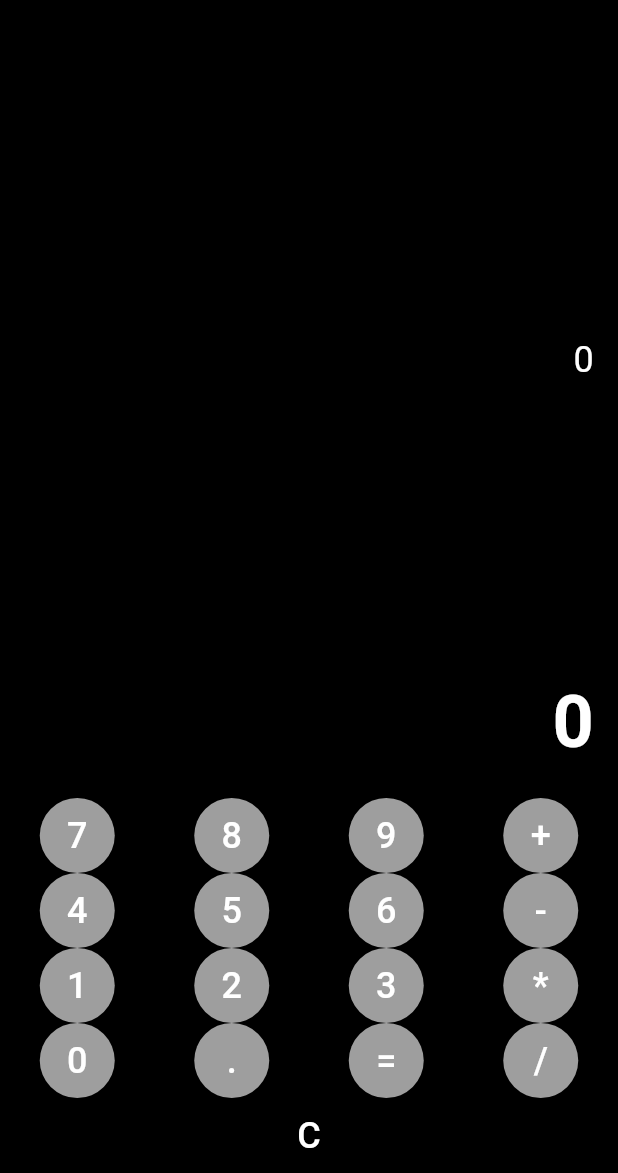
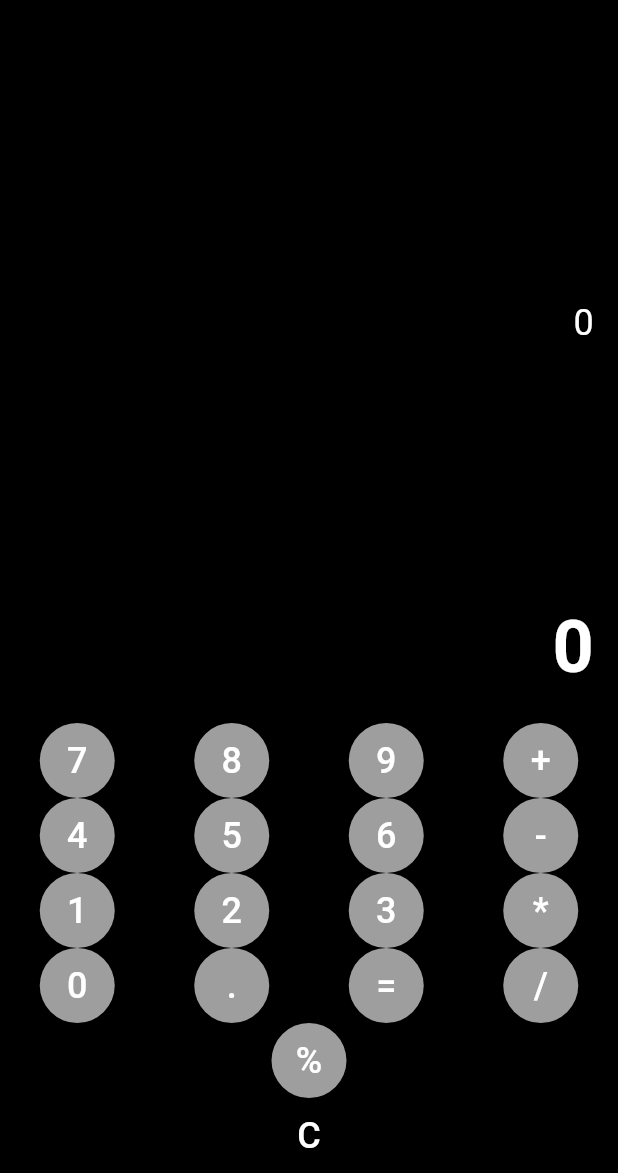
Before and after one commit to Rza7199/flutter-calculator, a Flutter app: the screen it shows after launch, on a phone screen of 412 x 824 dp, the part 63-1236 px from its top. Run offline on Flutter 3.47's test engine with Material 3 defaults, Android fonts, the phone set to English and light mode, and no system bars; missing offline and left inert: expressions.

Commit message:
Added modulo button to the calculator app

```diff
--- a/lib/main.dart
+++ b/lib/main.dart
@@ -1,3 +1,4 @@
+
 import 'package:flutter/material.dart';
 import 'package:expressions/expressions.dart';
 
@@ -117,8 +118,15 @@ class _CalculatorScreenState extends State<CalculatorScreen> {
               _buildButton('.'),
               _buildButton('='),
               _buildButton('/'),
+
             ],
             ),
+            Row(
+              children: [
+                _buildButton('%'),
+              ]
+            ),
+
           Row(
             children: [
               Expanded(
```
Lines whose indentation alone changed are shown as unchanged.
